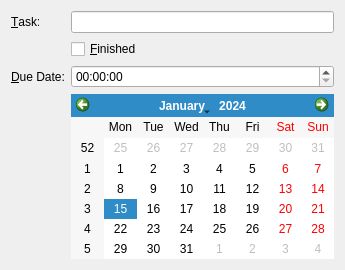
Qt form session5/editor.ui (ralsina/pyqt-by-example) before a commit.
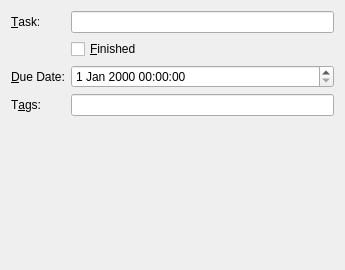
The same form after that commit.

Commit message: added tags to the editor, redid all screenshots (grmbl)

Patch:
```diff
--- a/session5/editor.ui
+++ b/session5/editor.ui
@@ -12,7 +12,7 @@
   <property name="windowTitle" >
    <string>Form</string>
   </property>
-  <layout class="QVBoxLayout" name="verticalLayout_2" >
+  <layout class="QVBoxLayout" name="verticalLayout" >
    <item>
     <layout class="QFormLayout" name="formLayout" >
      <item row="0" column="0" >
@@ -41,19 +41,25 @@
         <string>&amp;Due Date:</string>
        </property>
        <property name="buddy" >
-        <cstring>date</cstring>
+        <cstring>dateTime</cstring>
        </property>
       </widget>
      </item>
      <item row="2" column="1" >
-      <layout class="QVBoxLayout" name="verticalLayout" >
-       <item>
-        <widget class="QTimeEdit" name="time" />
-       </item>
-       <item>
-        <widget class="QCalendarWidget" name="date" />
-       </item>
-      </layout>
+      <widget class="QDateTimeEdit" name="dateTime" />
+     </item>
+     <item row="3" column="0" >
+      <widget class="QLabel" name="label_3" >
+       <property name="text" >
+        <string>T&amp;ags:</string>
+       </property>
+       <property name="buddy" >
+        <cstring>tags</cstring>
+       </property>
+      </widget>
+     </item>
+     <item row="3" column="1" >
+      <widget class="QLineEdit" name="tags" />
      </item>
     </layout>
    </item>
```
Left out of the diff: 2 changed lines with no effect on the pictures. The commit also changes 11 other files.
